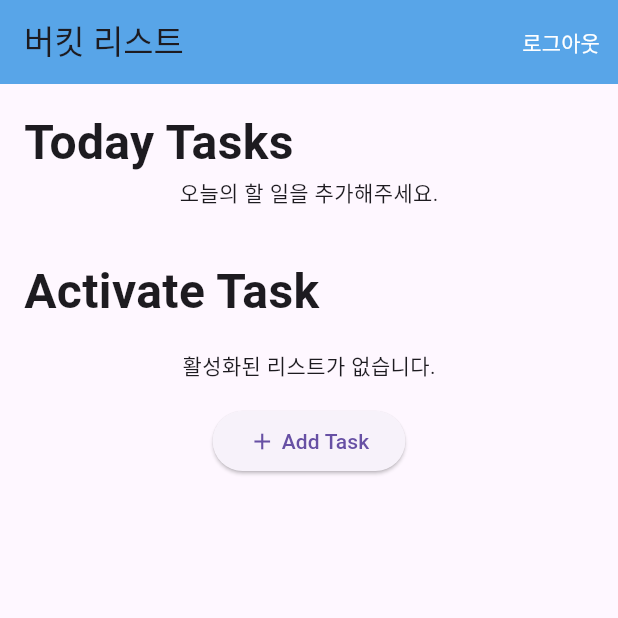
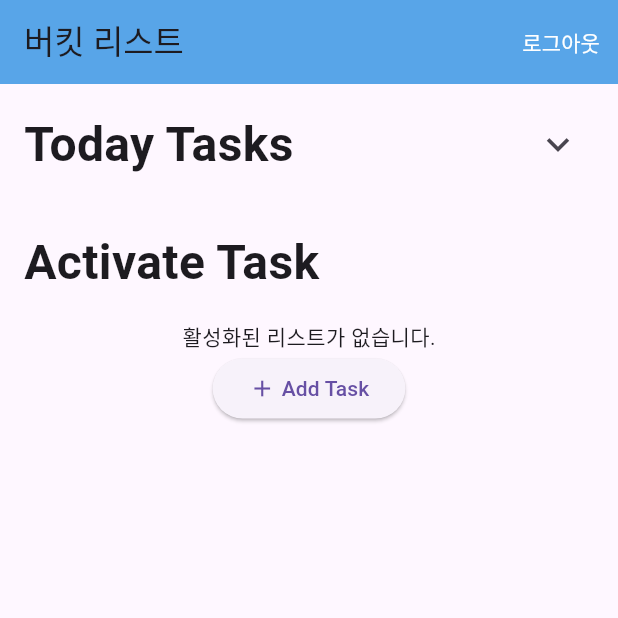
Before and after one commit to sanggyoon/AndroidProgramingClass_with_Flutter, a Flutter app: the HomePage screen opened directly, on a phone screen of 412 x 824 dp, the top half of it. Run offline on Flutter 3.47's test engine with Material 3 defaults, Android fonts, the phone set to English and light mode, and no system bars; our stand-ins replace cloud_firestore, firebase_auth, firebase_core; accounts and stored records are empty.

Commit message:
implement slide down/up

```diff
--- a/lib/activatedList.dart
+++ b/lib/activatedList.dart
@@ -114,7 +114,6 @@ class _ActivatedListState extends State<ActivatedList> {
               );
             },
           ),
-          SizedBox(height: 16), // 버튼과 리스트 사이의 간격
           Align(
             alignment: Alignment.center,
             child: ElevatedButton(
--- a/lib/todoList.dart
+++ b/lib/todoList.dart
@@ -14,7 +14,9 @@ class TodoList extends StatefulWidget {
   _TodoListState createState() => _TodoListState();
 }
 
-class _TodoListState extends State<TodoList> {
+class _TodoListState extends State<TodoList> with TickerProviderStateMixin {
+  bool _isExpanded = false; // 리스트의 확장 상태를 관리
+
   @override
   Widget build(BuildContext context) {
     final bucketService = context.watch<BucketService>();
@@ -26,6 +28,9 @@ class _TodoListState extends State<TodoList> {
       child: Column(
         crossAxisAlignment: CrossAxisAlignment.start,
         children: [
+          Row(
+            mainAxisAlignment: MainAxisAlignment.spaceBetween,
+            children: [
               Text(
                 "Today Tasks",
                 style: TextStyle(
@@ -33,7 +38,30 @@ class _TodoListState extends State<TodoList> {
                   fontWeight: FontWeight.bold,
                 ),
               ),
-          Consumer<BucketService>(
+              IconButton(
+                icon: AnimatedRotation(
+                  turns: _isExpanded ? 0.5 : 0.0, // 아이콘 회전 애니메이션
+                  duration: Duration(milliseconds: 300),
+                  child: Icon(
+                    _isExpanded
+                        ? Icons.keyboard_arrow_up
+                        : Icons.keyboard_arrow_down,
+                    size: 30,
+                  ),
+                ),
+                onPressed: () {
+                  setState(() {
+                    _isExpanded = !_isExpanded; // 리스트 확장 상태 전환
+                  });
+                },
+              ),
+            ],
+          ),
+          AnimatedSize(
+            duration: Duration(milliseconds: 300),
+            curve: Curves.easeInOut,
+            child: _isExpanded // 리스트가 확장된 경우만 표시
+                ? Consumer<BucketService>(
                     builder: (context, bucketService, child) {
                       return FutureBuilder<QuerySnapshot>(
                         future: bucketService.bucketCollection
@@ -80,19 +108,18 @@ class _TodoListState extends State<TodoList> {
                                     style: TextStyle(
                                       fontSize: 18,
                                       fontWeight: FontWeight.w500,
-                              color: isDone
-                                  ? Colors.grey
-                                  : Colors.black, // isDone이 true이면 색상 변경
+                                      color:
+                                          isDone ? Colors.grey : Colors.black,
                                       decoration: isDone
                                           ? TextDecoration.lineThrough
-                                  : TextDecoration
-                                      .none, // isDone이 true이면 취소선 추가
+                                          : TextDecoration.none,
                                     ),
                                   ),
                                   trailing: Checkbox(
                                     value: isDone,
                                     onChanged: (value) {
-                              bucketService.update(doc.id, isDone: value!);
+                                      bucketService.update(doc.id,
+                                          isDone: value!);
                                     },
                                   ),
                                 ),
@@ -102,6 +129,8 @@ class _TodoListState extends State<TodoList> {
                         },
                       );
                     },
+                  )
+                : SizedBox.shrink(),
           ),
         ],
       ),
```
Lines whose indentation alone changed are shown as unchanged.
